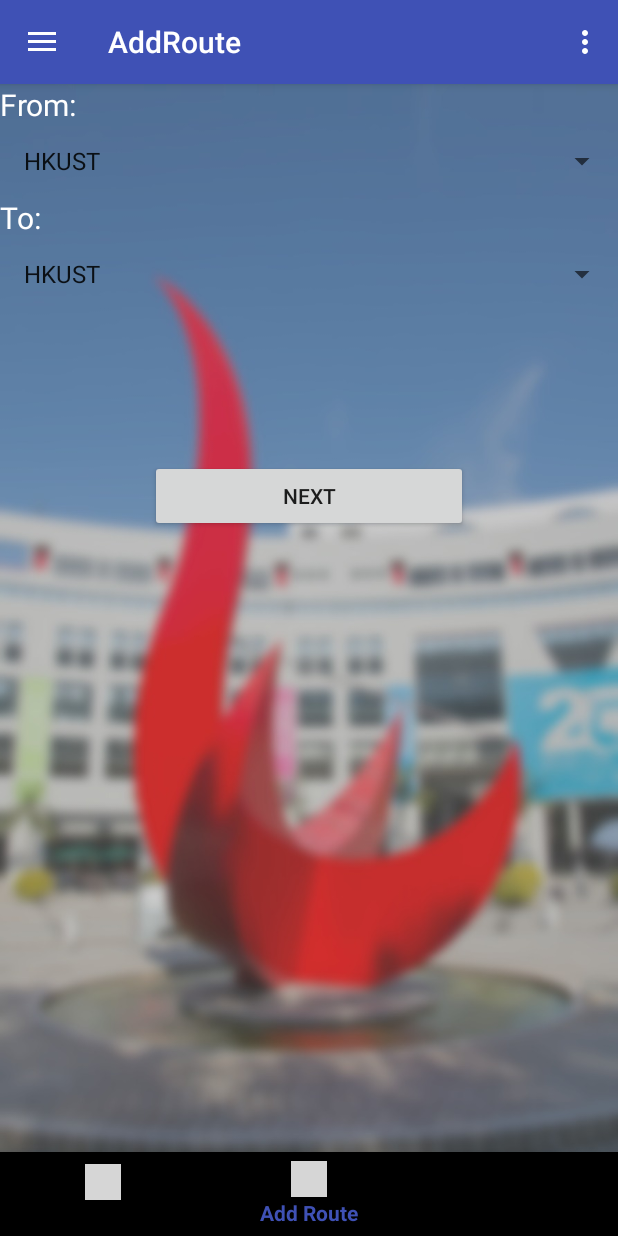
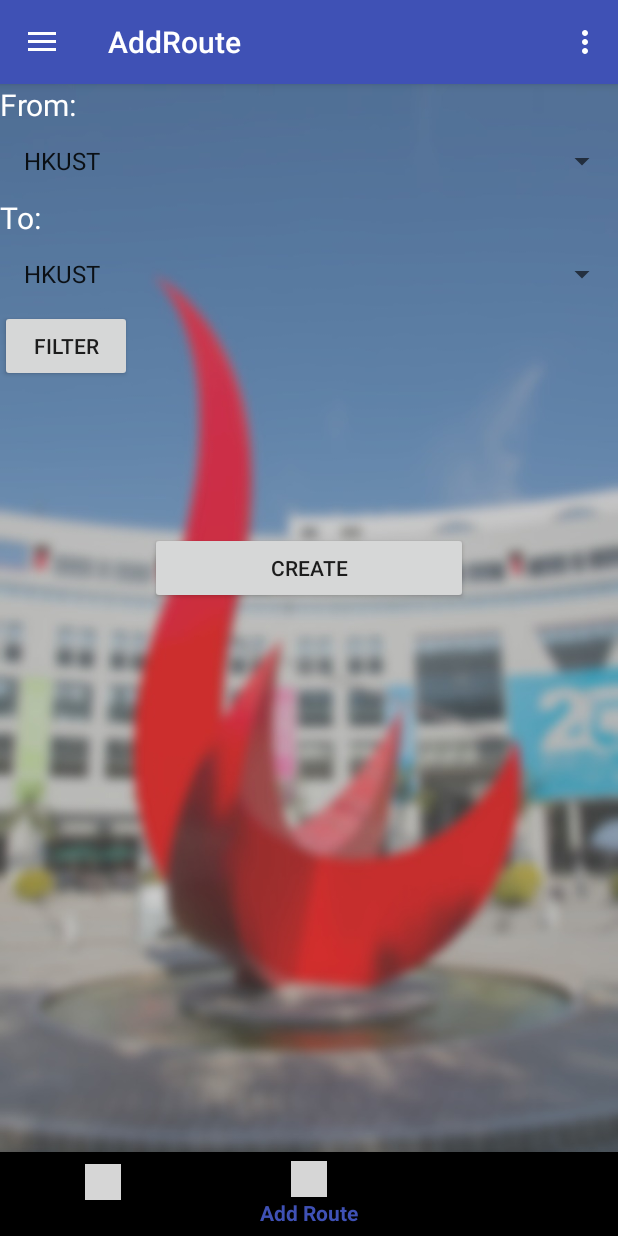
Before and after one commit to henryszex42s/ride_sharing_aos_kotlin, an Android app: the screen it shows after launch once a user with an empty profile is signed in (HomeActivity), item 2 of the bottom bar chosen, on a phone screen of 412 x 824 dp. Run offline under Robolectric (Android 15) with nearby library versions, the phone set to English and light mode, and no system bars; our stand-ins replace Firebase (no records; nobody signed in at launch, a user with empty details on screens opened directly); grey boxes are pictures that could not be loaded.

Commit message:
added filter button and reset button

```diff
--- a/app/src/main/res/layout/fragment_add_route.xml
+++ b/app/src/main/res/layout/fragment_add_route.xml
@@ -37,14 +37,27 @@
             android:layout_width="match_parent"
             android:layout_height="wrap_content" />
 
+        <TableLayout
+            android:layout_width="wrap_content"
+            android:layout_height="wrap_content">
+            <TableRow>
+                <Button
+                    android:id="@+id/filter"
+                    android:layout_width="match_parent"
+                    android:layout_height="wrap_content"
+                    android:text="@string/filter"
+                    />
+            </TableRow>
+
+        </TableLayout>
 
 
         <Button
-            android:id="@+id/button2"
+            android:id="@+id/create"
             android:layout_width="match_parent"
             android:layout_height="wrap_content"
             android:layout_margin="100dp"
-            android:text="Next" />
+            android:text="@string/create" />
 
 
     </LinearLayout>
--- a/app/src/main/res/values/strings.xml
+++ b/app/src/main/res/values/strings.xml
@@ -61,7 +61,9 @@
         <item>Hang Hau MTR station</item>
         <item>Tseung Kwan O MTR station</item>
     </string-array>
-
+    <string name="create">Create</string>
+    <string name="filter">Filter</string>
+    <string name="reset">Reset</string>
 
     <!-- TODO: Remove or change this placeholder text -->
     <string name="hello_blank_fragment">Hello blank fragment</string>
```
Also changed, not shown: app/src/main/java/fyp/ride_sharing_aos/fragement/AddRouteFragment.kt (+63 -3 lines).
